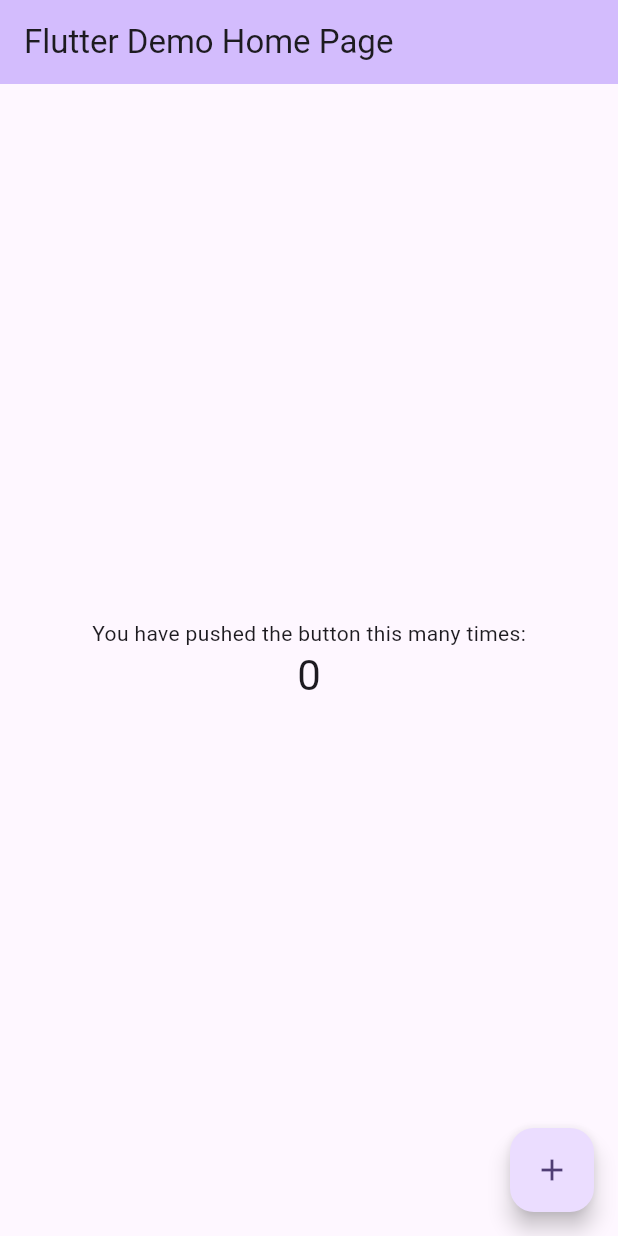
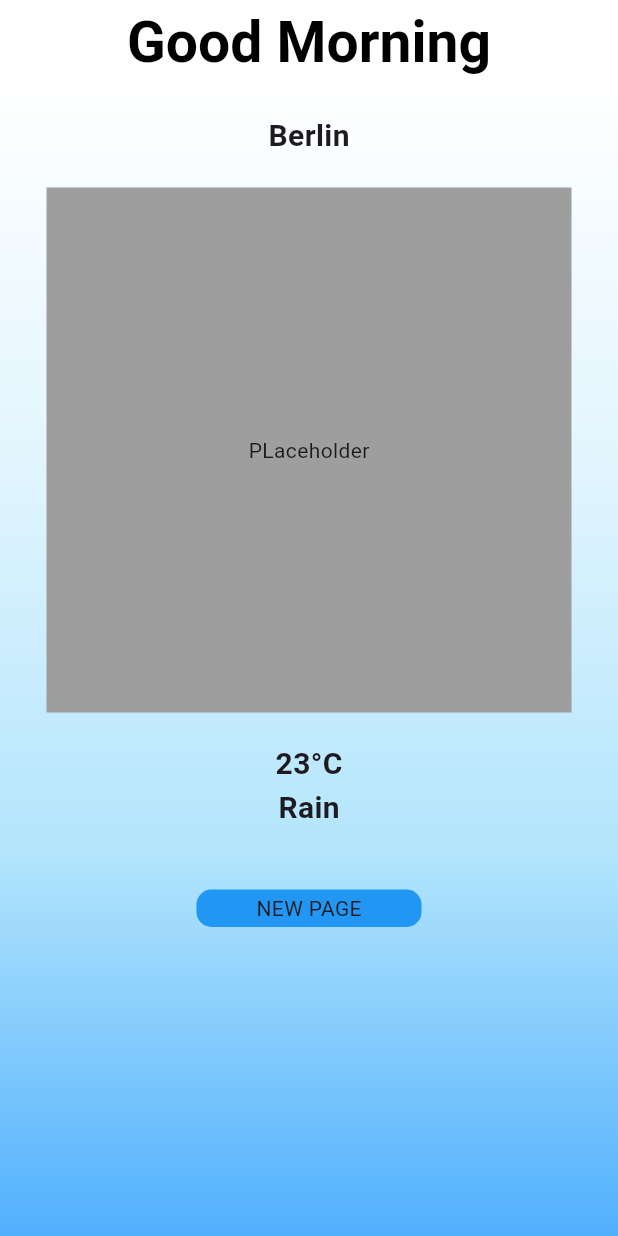
Before and after one commit to Yannick-Apostel/weather-app, a Flutter app: the screen it shows after launch, on a phone screen of 412 x 824 dp. Run offline on Flutter 3.47's test engine with Material 3 defaults, Android fonts, the phone set to English and light mode, and no system bars.

Commit message:
created hard coded template

```diff
--- a/weatherapp/lib/main.dart
+++ b/weatherapp/lib/main.dart
@@ -1,4 +1,5 @@
 import 'package:flutter/material.dart';
+import 'package:weatherapp/presentation/home/homepage.dart';
 
 void main() {
   runApp(const MyApp());
@@ -10,116 +11,8 @@ class MyApp extends StatelessWidget {
   // This widget is the root of your application.
   @override
   Widget build(BuildContext context) {
-    return MaterialApp(
-      title: 'Flutter Demo',
-      theme: ThemeData(
-        // This is the theme of your application.
-        //
-        // TRY THIS: Try running your application with "flutter run". You'll see
-        // the application has a blue toolbar. Then, without quitting the app,
-        // try changing the seedColor in the colorScheme below to Colors.green
-        // and then invoke "hot reload" (save your changes or press the "hot
-        // reload" button in a Flutter-supported IDE, or press "r" if you used
-        // the command line to start the app).
-        //
-        // Notice that the counter didn't reset back to zero; the application
-        // state is not lost during the reload. To reset the state, use hot
-        // restart instead.
-        //
-        // This works for code too, not just values: Most code changes can be
-        // tested with just a hot reload.
-        colorScheme: ColorScheme.fromSeed(seedColor: Colors.deepPurple),
-        useMaterial3: true,
-      ),
-      home: const MyHomePage(title: 'Flutter Demo Home Page'),
+    return const MaterialApp(
+      home:  HomePage(),
     );
   }
 }
-
-class MyHomePage extends StatefulWidget {
-  const MyHomePage({super.key, required this.title});
-
-  // This widget is the home page of your application. It is stateful, meaning
-  // that it has a State object (defined below) that contains fields that affect
-  // how it looks.
-
-  // This class is the configuration for the state. It holds the values (in this
-  // case the title) provided by the parent (in this case the App widget) and
-  // used by the build method of the State. Fields in a Widget subclass are
-  // always marked "final".
-
-  final String title;
-
-  @override
-  State<MyHomePage> createState() => _MyHomePageState();
-}
-
-class _MyHomePageState extends State<MyHomePage> {
-  int _counter = 0;
-
-  void _incrementCounter() {
-    setState(() {
-      // This call to setState tells the Flutter framework that something has
-      // changed in this State, which causes it to rerun the build method below
-      // so that the display can reflect the updated values. If we changed
-      // _counter without calling setState(), then the build method would not be
-      // called again, and so nothing would appear to happen.
-      _counter++;
-    });
-  }
-
-  @override
-  Widget build(BuildContext context) {
-    // This method is rerun every time setState is called, for instance as done
-    // by the _incrementCounter method above.
-    //
-    // The Flutter framework has been optimized to make rerunning build methods
-    // fast, so that you can just rebuild anything that needs updating rather
-    // than having to individually change instances of widgets.
-    return Scaffold(
-      appBar: AppBar(
-        // TRY THIS: Try changing the color here to a specific color (to
-        // Colors.amber, perhaps?) and trigger a hot reload to see the AppBar
-        // change color while the other colors stay the same.
-        backgroundColor: Theme.of(context).colorScheme.inversePrimary,
-        // Here we take the value from the MyHomePage object that was created by
-        // the App.build method, and use it to set our appbar title.
-        title: Text(widget.title),
-      ),
-      body: Center(
-        // Center is a layout widget. It takes a single child and positions it
-        // in the middle of the parent.
-        child: Column(
-          // Column is also a layout widget. It takes a list of children and
-          // arranges them vertically. By default, it sizes itself to fit its
-          // children horizontally, and tries to be as tall as its parent.
-          //
-          // Column has various properties to control how it sizes itself and
-          // how it positions its children. Here we use mainAxisAlignment to
-          // center the children vertically; the main axis here is the vertical
-          // axis because Columns are vertical (the cross axis would be
-          // horizontal).
-          //
-          // TRY THIS: Invoke "debug painting" (choose the "Toggle Debug Paint"
-          // action in the IDE, or press "p" in the console), to see the
-          // wireframe for each widget.
-          mainAxisAlignment: MainAxisAlignment.center,
-          children: <Widget>[
-            const Text(
-              'You have pushed the button this many times:',
-            ),
-            Text(
-              '$_counter',
-              style: Theme.of(context).textTheme.headlineMedium,
-            ),
-          ],
-        ),
-      ),
-      floatingActionButton: FloatingActionButton(
-        onPressed: _incrementCounter,
-        tooltip: 'Increment',
-        child: const Icon(Icons.add),
-      ), // This trailing comma makes auto-formatting nicer for build methods.
-    );
-  }
-}
--- /dev/null
+++ b/weatherapp/lib/presentation/home/homepage.dart
@@ -0,0 +1,24 @@
+import 'package:flutter/material.dart';
+import 'package:weatherapp/presentation/home/widget/homebody.dart';
+
+class HomePage extends StatelessWidget {
+  const HomePage({super.key});
+
+  @override
+  Widget build(BuildContext context) {
+    return Container(
+      height: double.infinity,
+      child: Scaffold(
+          appBar: AppBar(
+            title: const Center(
+                child: Text('Good Morning',
+                    style: TextStyle(
+                        fontSize: 38,
+                        fontWeight: FontWeight.bold,
+                        color: Colors.black))),
+            backgroundColor: Colors.white,
+          ),
+          body: HomeBody()),
+    );
+  }
+}
--- /dev/null
+++ b/weatherapp/lib/presentation/home/widget/homebody.dart
@@ -0,0 +1,63 @@
+import 'package:flutter/material.dart';
+
+class HomeBody extends StatelessWidget {
+  const HomeBody({super.key});
+
+  @override
+  Widget build(BuildContext context) {
+    return Material(
+      child: Container(
+        decoration:  BoxDecoration(
+          gradient: LinearGradient(end: Alignment.bottomCenter, begin: Alignment.topCenter ,colors: [Colors.white, Colors.lightBlue[50]!, Colors.lightBlue[100]!, const Color.fromARGB(255, 81, 176, 253)])),
+        child: Column(
+          children: [
+            const SizedBox(
+              height: 20,
+            ),
+            Container(
+              child: Center(
+                child: Text(
+                  'Berlin',
+                  style: TextStyle(fontSize: 20, fontWeight: FontWeight.bold),
+                ),
+              ),
+            ),
+            const SizedBox(
+              height: 20,
+            ),
+            Container(
+              width: 350,
+              height: 350,
+              color: Colors.grey,
+              child: Center(child: Text('PLaceholder')),
+            ),
+            const SizedBox(
+              height: 20,
+            ),
+            Container(
+              child: Text("23°C",
+                  style: TextStyle(fontSize: 20, fontWeight: FontWeight.bold)),
+            ),
+            Container(
+              child: Text("Rain",
+                  style: TextStyle(fontSize: 20, fontWeight: FontWeight.bold)),
+            ),
+            const SizedBox(
+              height: 40,
+            ),
+            Container(
+              width: 150,
+              height: 25,
+
+              child: Center(child: Text('NEW PAGE')),
+              decoration: BoxDecoration(
+                borderRadius: BorderRadius.circular(10),
+                color: Colors.blue,
+              ),
+            )
+          ],
+        ),
+      ),
+    );
+  }
+}
--- a/weatherapp/pubspec.yaml
+++ b/weatherapp/pubspec.yaml
@@ -57,10 +57,8 @@ flutter:
   # included with your application, so that you can use the icons in
   # the material Icons class.
   uses-material-design: true
-
-  # To add assets to your application, add an assets section, like this:
-  # assets:
-  #   - images/a_dot_burr.jpeg
+  assets:
+    - assets/
   #   - images/a_dot_ham.jpeg
 
   # An image asset can refer to one or more resolution-specific "variants", see
```
Also changed, not shown: weatherapp/assets/placeholder.png (added).
